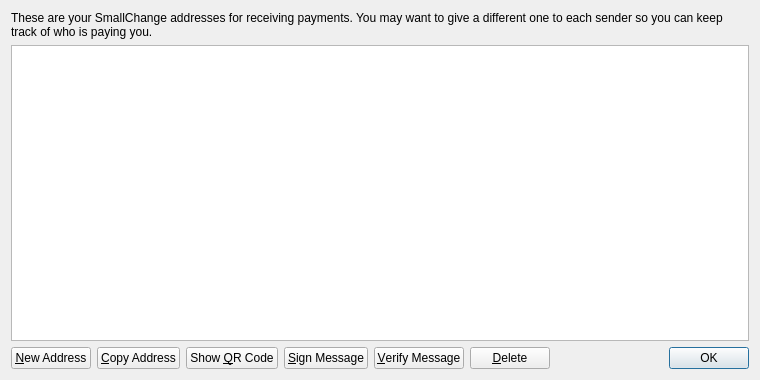
Old version of the form src/qt/forms/addressbookpage.ui in the repository exilecoin/exilecoin.
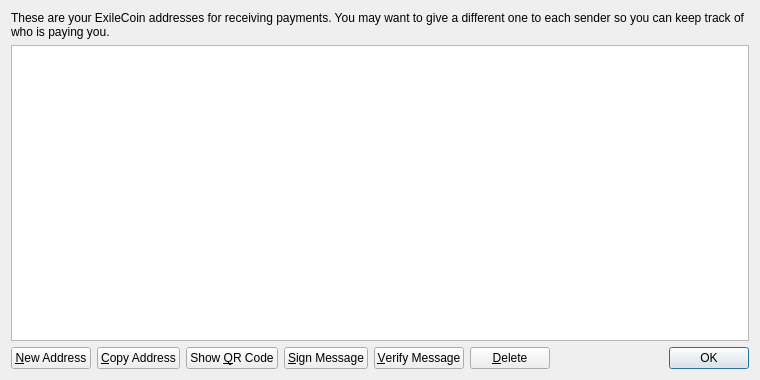
New version of the form. Icons and pictures are not drawn.

The edit to the form file:
```diff
--- a/src/qt/forms/addressbookpage.ui
+++ b/src/qt/forms/addressbookpage.ui
@@ -17,7 +17,7 @@
    <item>
     <widget class="QLabel" name="labelExplanation">
      <property name="text">
-      <string>These are your SmallChange addresses for receiving payments. You may want to give a different one to each sender so you can keep track of who is paying you.</string>
+      <string>These are your ExileCoin addresses for receiving payments. You may want to give a different one to each sender so you can keep track of who is paying you.</string>
      </property>
      <property name="textFormat">
       <enum>Qt::PlainText</enum>
```
